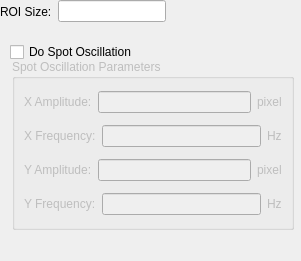
This is forms/gaussian_camera_config.ui in lsst-sitcom/spot_motion_monitor as Qt 5 draws it before an edit. The edited form follows.
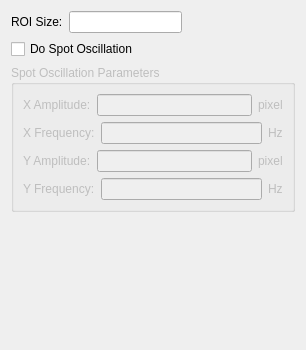
This is the edited form.

Commit message: Fix Gaussian camera configuration dialog size.

The edit to the form file:
```diff
--- a/forms/gaussian_camera_config.ui
+++ b/forms/gaussian_camera_config.ui
@@ -6,38 +6,66 @@
    <rect>
     <x>0</x>
     <y>0</y>
-    <width>301</width>
-    <height>261</height>
+    <width>306</width>
+    <height>350</height>
    </rect>
   </property>
+  <property name="minimumSize">
+   <size>
+    <width>0</width>
+    <height>350</height>
+   </size>
+  </property>
   <property name="windowTitle">
    <string>Form</string>
   </property>
+  <layout class="QVBoxLayout" name="verticalLayout_2">
+   <item>
+    <layout class="QHBoxLayout" name="horizontalLayout_6">
+     <item>
+      <widget class="QLabel" name="roiSizeLabel">
+       <property name="text">
+        <string>ROI Size:</string>
+       </property>
+       <property name="buddy">
+        <cstring>roiSizeLineEdit</cstring>
+       </property>
+      </widget>
+     </item>
+     <item>
+      <widget class="QLineEdit" name="roiSizeLineEdit">
+       <property name="toolTip">
+        <string>Valid Range: 20 to 200 as an integer</string>
+       </property>
+      </widget>
+     </item>
+     <item>
+      <spacer name="horizontalSpacer">
+       <property name="orientation">
+        <enum>Qt::Horizontal</enum>
+       </property>
+       <property name="sizeHint" stdset="0">
+        <size>
+         <width>38</width>
+         <height>20</height>
+        </size>
+       </property>
+      </spacer>
+     </item>
+    </layout>
+   </item>
+   <item>
   <widget class="QCheckBox" name="spotOscillationCheckBox">
-   <property name="geometry">
-    <rect>
-     <x>10</x>
-     <y>42</y>
-     <width>141</width>
-     <height>20</height>
-    </rect>
-   </property>
    <property name="text">
     <string>Do Spot Oscillation</string>
    </property>
   </widget>
+   </item>
+   <item>
   <widget class="QGroupBox" name="spotOscillationGroupBox">
    <property name="enabled">
     <bool>false</bool>
    </property>
-   <property name="geometry">
-    <rect>
-     <x>12</x>
-     <y>59</y>
-     <width>282</width>
-     <height>171</height>
-    </rect>
-   </property>
    <property name="title">
     <string>Spot Oscillation Parameters</string>
    </property>
@@ -159,48 +187,21 @@
     </item>
    </layout>
   </widget>
-  <widget class="QWidget" name="layoutWidget">
-   <property name="geometry">
-    <rect>
-     <x>0</x>
-     <y>0</y>
-     <width>238</width>
-     <height>23</height>
-    </rect>
-   </property>
-   <layout class="QHBoxLayout" name="horizontalLayout_6">
-    <item>
-     <widget class="QLabel" name="roiSizeLabel">
-      <property name="text">
-       <string>ROI Size:</string>
-      </property>
-      <property name="buddy">
-       <cstring>roiSizeLineEdit</cstring>
-      </property>
-     </widget>
     </item>
     <item>
-     <widget class="QLineEdit" name="roiSizeLineEdit">
-      <property name="toolTip">
-       <string>Valid Range: 20 to 200 as an integer</string>
-      </property>
-     </widget>
-    </item>
-    <item>
-     <spacer name="horizontalSpacer">
+    <spacer name="verticalSpacer">
       <property name="orientation">
-       <enum>Qt::Horizontal</enum>
+      <enum>Qt::Vertical</enum>
       </property>
       <property name="sizeHint" stdset="0">
        <size>
-        <width>38</width>
-        <height>20</height>
+       <width>20</width>
+       <height>90</height>
        </size>
       </property>
      </spacer>
     </item>
    </layout>
-  </widget>
  </widget>
  <resources/>
  <connections/>
```
Lines whose indentation alone changed are shown as unchanged. The commit also changes 1 other file.
